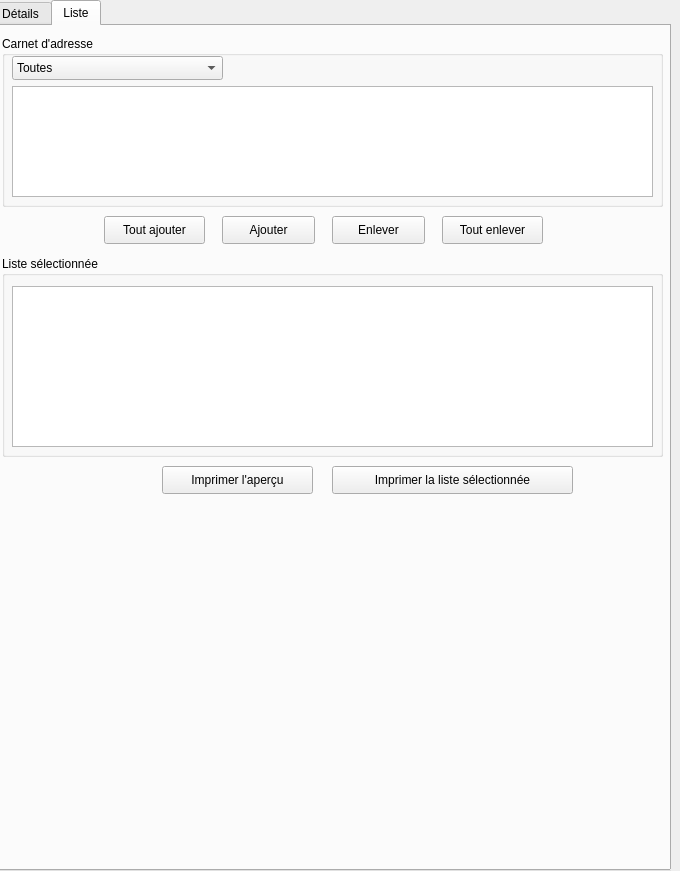
Qt form carnet_python/carnet_qt4.ui (johenfr/cdaepnv) before a commit.
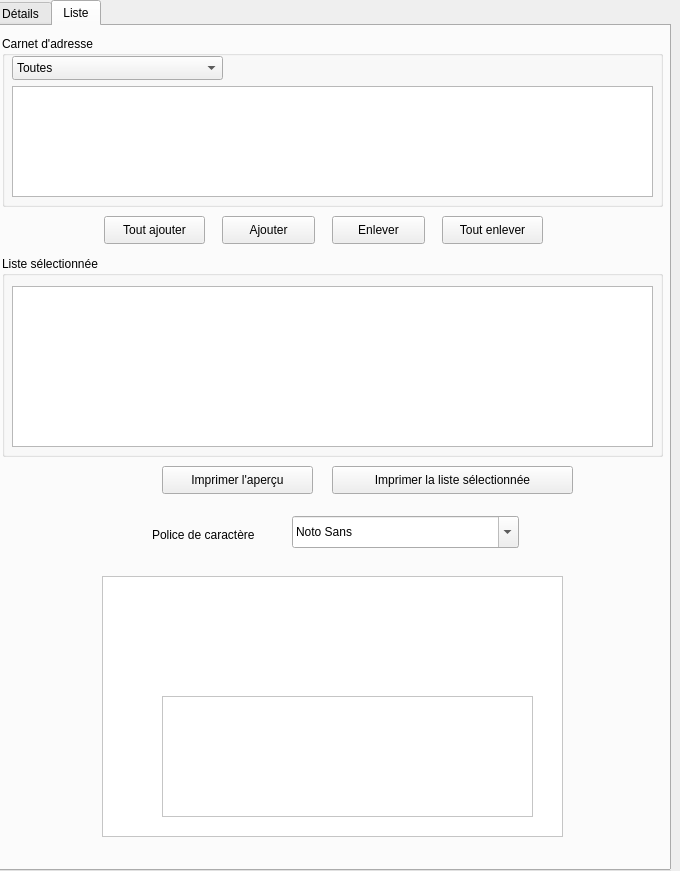
The same form after that commit. The open tabs and pages were chosen to show the change. Icons and pictures are not drawn.

Commit message: 2eme onglet ok

The edit to the form file:
```diff
--- a/carnet_python/carnet_qt4.ui
+++ b/carnet_python/carnet_qt4.ui
@@ -837,7 +837,7 @@
         </property>
        </item>
       </widget>
-      <widget class="QPlainTextEdit" name="plainTextEdit_2">
+      <widget class="QListWidget" name="listWidget">
        <property name="geometry">
         <rect>
          <x>10</x>
@@ -949,14 +949,87 @@
        <string>Imprimer la liste sélectionnée</string>
       </property>
      </widget>
-     <widget class="QWidget" name="Canvas1" native="true">
+     <widget class="QFrame" name="frame_2">
       <property name="geometry">
        <rect>
-        <x>20</x>
+        <x>110</x>
+        <y>550</y>
+        <width>461</width>
+        <height>261</height>
+       </rect>
+      </property>
+      <property name="autoFillBackground">
+       <bool>false</bool>
+      </property>
+      <property name="styleSheet">
+       <string notr="true">background-color: white;</string>
+      </property>
+      <property name="frameShape">
+       <enum>QFrame::StyledPanel</enum>
+      </property>
+      <property name="frameShadow">
+       <enum>QFrame::Raised</enum>
+      </property>
+      <widget class="QLabel" name="label_11">
+       <property name="geometry">
+        <rect>
+         <x>390</x>
+         <y>10</y>
+         <width>58</width>
+         <height>71</height>
+        </rect>
+       </property>
+       <property name="text">
+        <string/>
+       </property>
+       <property name="pixmap">
+        <pixmap>timbre_pie_xii.gif</pixmap>
+       </property>
+      </widget>
+      <widget class="QPlainTextEdit" name="plainTextEdit_2">
+       <property name="geometry">
+        <rect>
+         <x>60</x>
+         <y>120</y>
+         <width>371</width>
+         <height>121</height>
+        </rect>
+       </property>
+       <property name="styleSheet">
+        <string notr="true">border-color: white</string>
+       </property>
+       <property name="plainText">
+        <string/>
+       </property>
+      </widget>
+     </widget>
+     <widget class="QFontComboBox" name="fontComboBox_2">
+      <property name="geometry">
+       <rect>
+        <x>300</x>
         <y>490</y>
-        <width>641</width>
-        <height>211</height>
+        <width>227</width>
+        <height>32</height>
        </rect>
+      </property>
+      <property name="currentFont">
+       <font>
+        <family>Montez</family>
+        <pointsize>10</pointsize>
+       </font>
+      </property>
+     </widget>
+     <widget class="QLabel" name="label_12">
+      <property name="geometry">
+       <rect>
+        <x>160</x>
+        <y>500</y>
+        <width>121</width>
+        <height>18</height>
+       </rect>
+      </property>
+      <property name="text">
+       <string>Police de caractère</string>
       </property>
      </widget>
     </widget>
```
Left out of the diff: 4 changed lines with no effect on the pictures. The commit also changes 2 other files.
